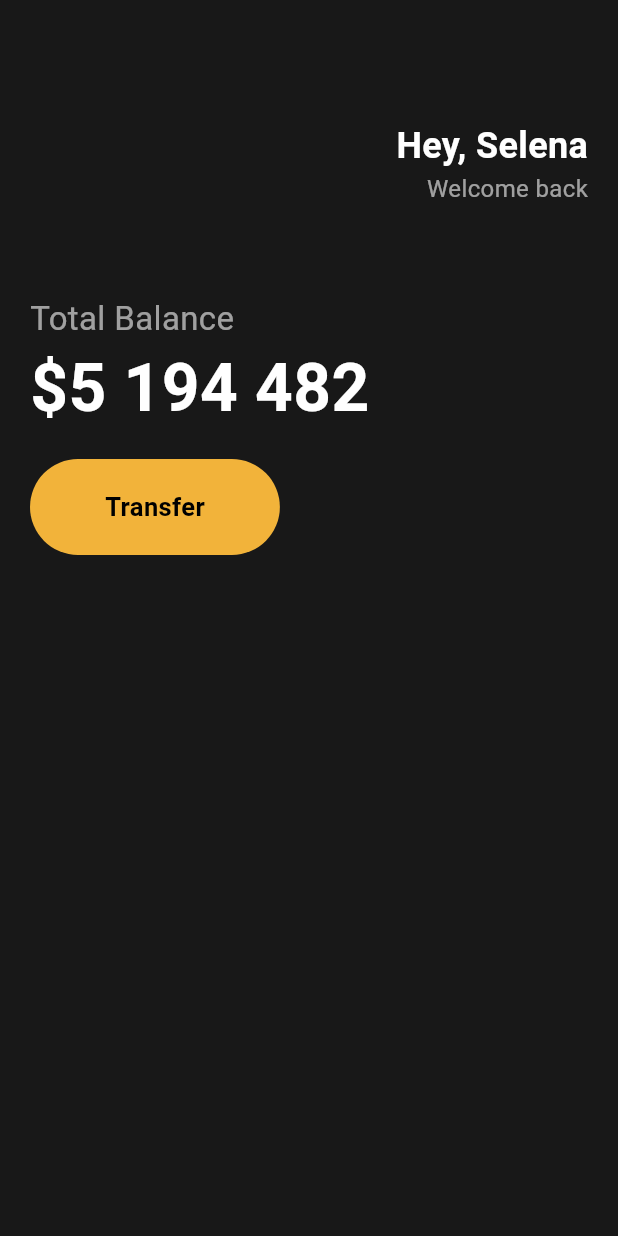
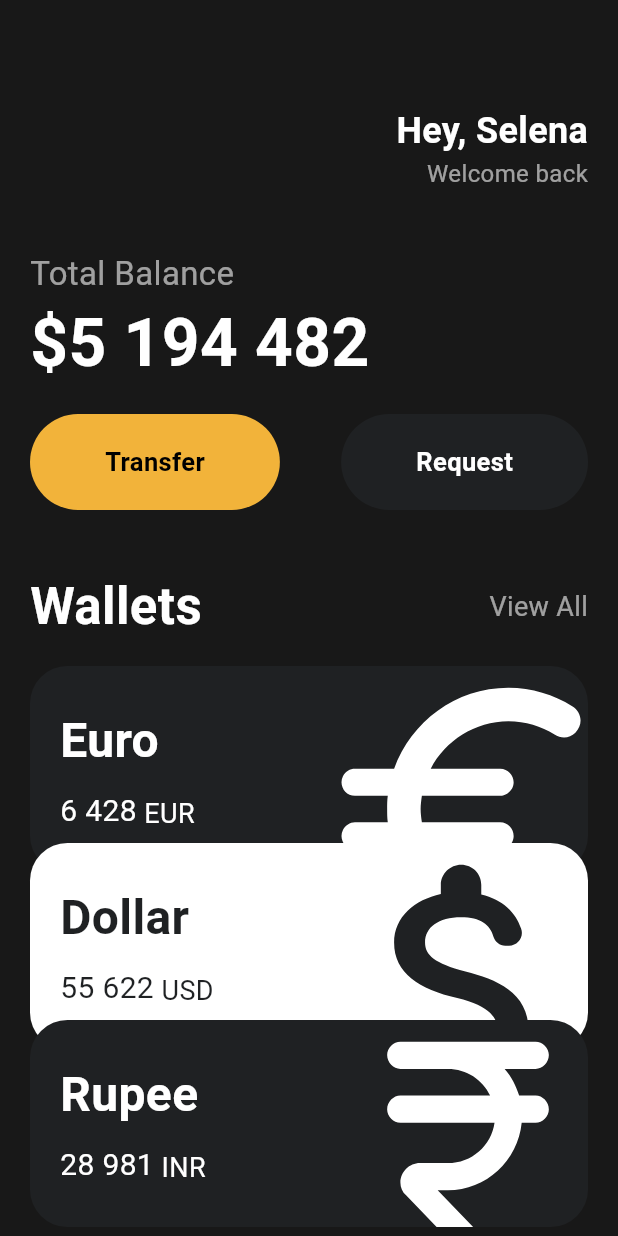
Before and after one commit to tenisme/toonflix, a Flutter app: the screen it shows after launch, on a phone screen of 412 x 824 dp. Run offline on Flutter 3.47's test engine with Material 3 defaults, Android fonts, the phone set to English and light mode, and no system bars.

Commit message:
251216_Code Challenge

```diff
--- a/analysis_options.yaml
+++ b/analysis_options.yaml
@@ -7,6 +7,9 @@
 
 # The following line activates a set of recommended lints for Flutter apps,
 # packages, and plugins designed to encourage good coding practices.
+analyzer:
+  errors:
+    file_names: ignore
 include: package:flutter_lints/flutter.yaml
 
 linter:
--- a/lib/main.dart
+++ b/lib/main.dart
@@ -1,4 +1,6 @@
 import 'package:flutter/material.dart';
+import 'package:toonflix/widgets/button.dart';
+import 'package:toonflix/widgets/currency_card.dart';
 
 void main() {
   // 아래의 App() 위젯이 어플을 시작할 때 뜨는 첫 번째 위젯이다.
@@ -20,13 +22,15 @@ class App extends StatelessWidget {
       home: Scaffold(
         backgroundColor: const Color(0xFF181818),
         // 네비게이션 바 아래의 본문(body) 부분
-        body: Padding(
+        // 화면이 길어질 경우 스크롤할 수 있도록 아래의 View 위젯 사용
+        body: SingleChildScrollView(
+          child: Padding(
             padding: const EdgeInsets.symmetric(horizontal: 20),
             child: Column(
               crossAxisAlignment: CrossAxisAlignment.start,
               children: [
                 // 간격을 주기 위해 SizedBox 위젯 사용
-              const SizedBox(height: 80),
+                const SizedBox(height: 70),
                 Row(
                   // Row의 mainAxis는 가로축, crossAxis는 세로축이다.
                   // 가로로 정렬하고 싶으므로 mainAxisAlignment를 end로 설정함.
@@ -56,7 +60,7 @@ class App extends StatelessWidget {
                     ),
                   ],
                 ),
-              const SizedBox(height: 60),
+                const SizedBox(height: 40),
                 Text(
                   "Total Balance",
                   style: TextStyle(
@@ -73,31 +77,64 @@ class App extends StatelessWidget {
                   ),
                 ),
                 const SizedBox(height: 15),
+                const Row(
+                  mainAxisAlignment: MainAxisAlignment.spaceBetween,
+                  children: [
+                    // button.dart에서 만든 Button 위젯 사용
+                    Button(text: "Transfer"),
+                    Button(
+                      text: 'Request',
+                      bgColor: Color(0xFF1F2123),
+                      textColor: Colors.white,
+                    ),
+                  ],
+                ),
+                const SizedBox(height: 40),
                 Row(
+                  mainAxisAlignment: MainAxisAlignment.spaceBetween,
+                  crossAxisAlignment: CrossAxisAlignment.center,
                   children: [
-                  Container(
-                    decoration: BoxDecoration(
-                      color: const Color(0xFFF2B33A),
-                      borderRadius: BorderRadius.circular(45),
-                    ),
-                    child: const Padding(
-                      padding: EdgeInsets.symmetric(
-                        horizontal: 50,
-                        vertical: 20,
-                      ),
-                      child: Text(
-                        "Transfer",
+                    const Text(
+                      "Wallets",
                       style: TextStyle(
-                          color: Colors.black,
-                          fontSize: 17,
+                        color: Colors.white,
+                        fontSize: 34,
                         fontWeight: FontWeight.w600,
                       ),
                     ),
+                    Text(
+                      "View All",
+                      style: TextStyle(
+                        color: Colors.white.withAlpha(150),
+                        fontSize: 18,
                       ),
                     ),
                   ],
                 ),
+                const SizedBox(height: 15),
+                const CurrencyCard(
+                  name: "Euro",
+                  amount: "6 428",
+                  code: "EUR",
+                  icon: Icons.euro_rounded,
+                  index: 0,
+                ),
+                const CurrencyCard(
+                  name: "Dollar",
+                  amount: "55 622",
+                  code: "USD",
+                  icon: Icons.attach_money_rounded,
+                  index: 1,
+                ),
+                const CurrencyCard(
+                  name: "Rupee",
+                  amount: "28 981",
+                  code: "INR",
+                  icon: Icons.currency_rupee_rounded,
+                  index: 2,
+                ),
               ],
+            ),
           ),
         ),
       ),
--- a/lib/widgets/button.dart
+++ b/lib/widgets/button.dart
@@ -0,0 +1,34 @@
+import 'package:flutter/material.dart';
+
+class Button extends StatelessWidget {
+  final String text;
+  final Color bgColor, textColor;
+
+  const Button({
+    super.key,
+    required this.text,
+    this.bgColor = const Color(0xFFF2B33A),
+    this.textColor = Colors.black,
+  });
+
+  @override
+  Widget build(BuildContext context) {
+    return Container(
+      decoration: BoxDecoration(
+        color: bgColor,
+        borderRadius: BorderRadius.circular(45),
+      ),
+      child: Padding(
+        padding: const EdgeInsets.symmetric(horizontal: 50, vertical: 20),
+        child: Text(
+          text,
+          style: TextStyle(
+            color: textColor,
+            fontSize: 17,
+            fontWeight: FontWeight.w600,
+          ),
+        ),
+      ),
+    );
+  }
+}
--- /dev/null
+++ b/lib/widgets/currency_card.dart
@@ -0,0 +1,91 @@
+import 'package:flutter/material.dart';
+
+class CurrencyCard extends StatelessWidget {
+  final String name, amount, code;
+  final IconData icon;
+  final int index;
+
+  // ignore: unused_field
+  final Color _blackColor = const Color(0xFF1F2123);
+
+  const CurrencyCard({
+    super.key,
+    required this.name,
+    required this.amount,
+    required this.code,
+    required this.icon,
+    required this.index,
+  });
+
+  @override
+  Widget build(BuildContext context) {
+    final bool isInverted = index.isOdd;
+
+    return Transform.translate(
+      offset: Offset(0, index * -20),
+      child: Container(
+        // 컨테이너 바깥을 어떻게 처리할지 정할 수 있는 속성
+        clipBehavior: Clip.hardEdge,
+        decoration: BoxDecoration(
+          color: isInverted ? Colors.white : _blackColor,
+          borderRadius: const BorderRadius.all(Radius.circular(25)),
+        ),
+        child: Padding(
+          padding: const EdgeInsets.all(20),
+          child: Row(
+            mainAxisAlignment: MainAxisAlignment.spaceBetween,
+            children: [
+              Column(
+                crossAxisAlignment: CrossAxisAlignment.start,
+                children: [
+                  Text(
+                    name,
+                    style: TextStyle(
+                      color: isInverted ? _blackColor : Colors.white,
+                      fontSize: 32,
+                      fontWeight: FontWeight.w600,
+                    ),
+                  ),
+                  const SizedBox(height: 10),
+                  Row(
+                    crossAxisAlignment: CrossAxisAlignment.end,
+                    children: [
+                      Text(
+                        amount,
+                        style: TextStyle(
+                          color: isInverted ? _blackColor : Colors.white,
+                          fontSize: 20,
+                        ),
+                      ),
+                      const SizedBox(width: 5),
+                      Text(
+                        code,
+                        style: TextStyle(
+                          color: isInverted ? _blackColor : Colors.white,
+                          fontSize: 18,
+                        ),
+                      ),
+                    ],
+                  ),
+                ],
+              ),
+              Transform.scale(
+                // 부모에 영향을 끼치지 않고 아이콘 크기를 배수 단위로 키움
+                scale: 2.2,
+                child: Transform.translate(
+                  // 아이콘의 위치를 조정
+                  offset: const Offset(-5, 12),
+                  child: Icon(
+                    icon,
+                    color: isInverted ? _blackColor : Colors.white,
+                    size: 98,
+                  ),
+                ),
+              ),
+            ],
+          ),
+        ),
+      ),
+    );
+  }
+}
--- a/pubspec.yaml
+++ b/pubspec.yaml
@@ -2,7 +2,7 @@ name: toonflix
 description: "A new Flutter project."
 # The following line prevents the package from being accidentally published to
 # pub.dev using `flutter pub publish`. This is preferred for private packages.
-publish_to: 'none' # Remove this line if you wish to publish to pub.dev
+publish_to: "none" # Remove this line if you wish to publish to pub.dev
 
 # The following defines the version and build number for your application.
 # A version number is three numbers separated by dots, like 1.2.43
@@ -38,8 +38,6 @@ dependencies:
 dev_dependencies:
   flutter_test:
     sdk: flutter
-  flutter_lints: ^2.0.0
-
   # The "flutter_lints" package below contains a set of recommended lints to
   # encourage good coding practices. The lint set provided by the package is
   # activated in the `analysis_options.yaml` file located at the root of your
@@ -52,7 +50,6 @@ dev_dependencies:
 
 # The following section is specific to Flutter packages.
 flutter:
-
   # The following line ensures that the Material Icons font is
   # included with your application, so that you can use the icons in
   # the material Icons class.
```
Lines whose indentation alone changed are shown as unchanged.
